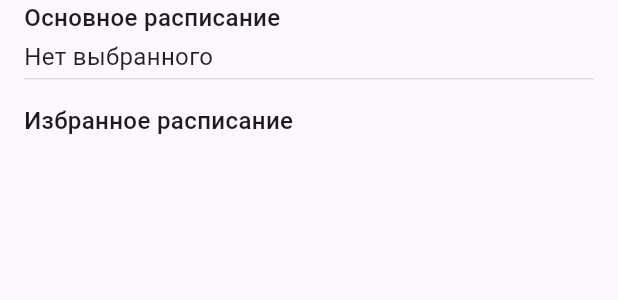
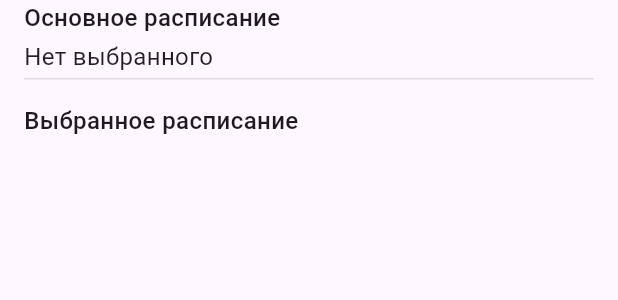
Before and after one commit to maiPomogator/flutter_app, a Flutter app: the SettingsFragment widget shown alone on an empty page, opened directly, after a tap on "Избранное расписания", on a phone screen of 412 x 824 dp. Shown: the part 246-546 px from the top of the screen. Run offline on Flutter 3.47's test engine with Material 3 defaults, Android fonts, the light colour scheme and no system bars; our stand-ins replace file_picker, flutter_dotenv, permission_handler, shared_preferences, sqflite; missing offline and left inert: levenshtein_distance; accounts and stored records are empty.

Commit message:
визуальные баги по настройкам

```diff
--- a/lib/fragments/SettingsFragment.dart
+++ b/lib/fragments/SettingsFragment.dart
@@ -22,16 +22,18 @@ class _SettingsFragmentState extends State<SettingsFragment> {
   String _selectedTheme = UserPreferences.getTheme() == null
       ? 'Светлая'
       : UserPreferences.getTheme()!;
+  late Future<String> mainValue;
 
   @override
   void initState() {
+    mainValue = getMainScheduleName();
     super.initState();
   }
 
   @override
   Widget build(BuildContext context) {
     return FutureBuilder<String>(
-      future: getMainScheduleName(),
+      future: mainValue,
       builder: (context, snapshot) {
         if (snapshot.connectionState == ConnectionState.done) {
           if (snapshot.hasError) {
@@ -159,7 +161,7 @@ class _SettingsFragmentState extends State<SettingsFragment> {
         Navigator.push(
           context,
           MaterialPageRoute(
-            builder: (context) => ScheduleEditor(),
+            builder: (context) => ScheduleEditor(onUpdate: updateName),
           ),
         );
         break;
@@ -315,4 +317,9 @@ class _SettingsFragmentState extends State<SettingsFragment> {
       );
     }
   }
+  void updateName() {
+    setState(() {
+      mainValue = getMainScheduleName();
+    });
+  }
 }
--- a/lib/schedule/ScheduleEditor.dart
+++ b/lib/schedule/ScheduleEditor.dart
@@ -9,8 +9,8 @@ import '../data/GroupDatabaseHelper.dart';
 import '../model/Group.dart';
 
 class ScheduleEditor extends StatefulWidget {
-  ScheduleEditor();
-
+  final Function() onUpdate;
+  ScheduleEditor({ required this.onUpdate,});
   @override
   _ScheduleEditorState createState() => _ScheduleEditorState();
 }
@@ -163,6 +163,7 @@ class _ScheduleEditorState extends State<ScheduleEditor> {
                                             localMainValue = value!;
                                             onSaveTapped(localMainValue);
                                           });
+                                          widget.onUpdate();
                                         },
                                       )
                                     : Container(),
@@ -191,6 +192,7 @@ class _ScheduleEditorState extends State<ScheduleEditor> {
                                             favoriteScheduleNames =
                                                 getScheduleList();
                                           });
+                                          widget.onUpdate();
                                         },
                                         icon: Icon(Icons.close),
                                         iconSize: 24,
@@ -209,7 +211,7 @@ class _ScheduleEditorState extends State<ScheduleEditor> {
             Padding(
               padding: EdgeInsets.only(top: 16),
               child: Text(
-                'Избранное расписание',
+                'Выбранное расписание',
                 style: AppTextStyle.headerTextStyle(context),
               ),
             ),
@@ -248,6 +250,7 @@ class _ScheduleEditorState extends State<ScheduleEditor> {
                                         localMainValue = value!;
                                         onSaveTapped(localMainValue);
                                       });
+                                      widget.onUpdate();
                                     },
                                   )
                                 : Container(),
@@ -267,6 +270,7 @@ class _ScheduleEditorState extends State<ScheduleEditor> {
                                             getMainScheduleName();
                                         favoriteScheduleNames =
                                             getScheduleList();
+                                        widget.onUpdate();
                                       });
                                     },
                                     icon: Icon(Icons.close),
@@ -401,7 +405,7 @@ class _ScheduleEditorState extends State<ScheduleEditor> {
 
         scheduleString.add({
           'name':
-              '${professor.middleName} ${professor.firstName} ${professor.lastName}',
+              '${professor.lastName} ${professor.firstName} ${professor.middleName}',
           'id': scheduleList[i]['schedule_id'],
           'type': scheduleList[i]['type']
         });
@@ -440,13 +444,15 @@ class _ScheduleEditorState extends State<ScheduleEditor> {
         mainSchedule['id'], mainSchedule['type'], false);
     await ScheduleList.instance
         .updateIsMainByScheduleId(newChoice[0], newChoice[1], true);
-    ScheduleList.instance.getMainScheduleIntoVar();
-    mainScheduleName =
-        getMainScheduleName();
-    favoriteScheduleNames =
-        getScheduleList();
-
+    await ScheduleList.instance.getMainScheduleIntoVar();
+    widget.onUpdate();
+    print(await getMainScheduleName());
     setState(() {
+      mainValue = getMainValue();
+      mainScheduleName =
+          getMainScheduleName();
+      favoriteScheduleNames =
+          getScheduleList();
       onEditing = false;
     });
   }
```
